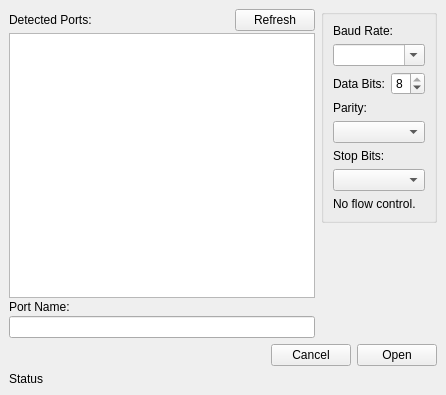
First picture: the form in src/gidqt5serial/gidqt5serial.ui, repository noedigcode/SimpleSerial, before the edit.
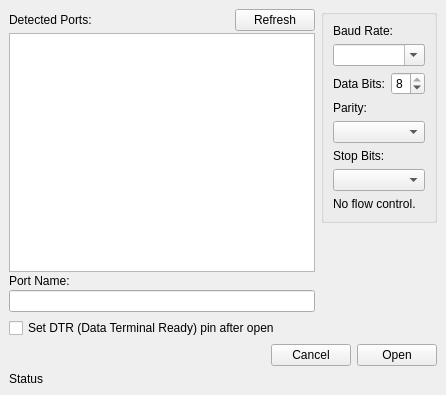
Second picture: the form after the edit.

Commit message: Serial port dialog: Add option to set DTR pin after opening port. This option is saved in settings.

```diff
--- a/src/gidqt5serial/gidqt5serial.ui
+++ b/src/gidqt5serial/gidqt5serial.ui
@@ -160,6 +160,13 @@
       </item>
      </layout>
     </item>
+    <item>
+     <widget class="QCheckBox" name="checkBox_setDtrAfterOpen">
+      <property name="text">
+       <string>Set DTR (Data Terminal Ready) pin after open</string>
+      </property>
+     </widget>
+    </item>
     <item>
      <layout class="QHBoxLayout" name="horizontalLayout_3" stretch="0,0,0">
       <item>
```
The commit also changes 1 other file.
